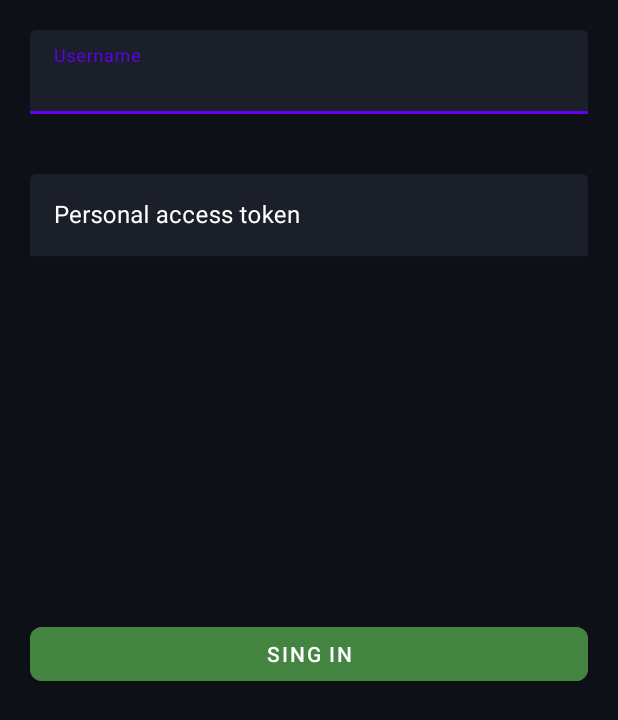
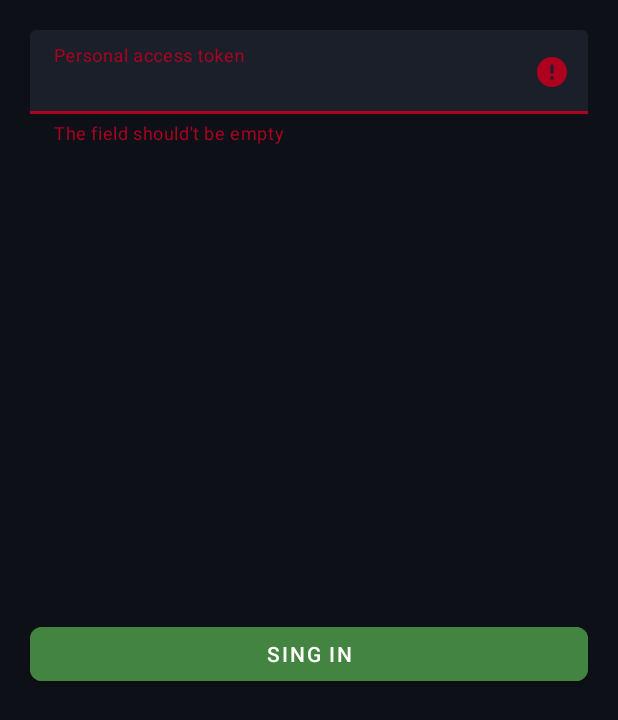
Before and after one commit to Pogchamb/github_integration_proj, an Android app: the screen it shows after launch (MainActivity), after a tap on "SING IN", on a phone screen of 412 x 824 dp, the part 516-1236 px from its top. Run offline under Robolectric (Android 15) with nearby library versions, the phone set to English and light mode, and no system bars; our stand-ins replace Dagger/Hilt's generated code; 2 statements that could not run were skipped.

Commit message:
add error handling and rewrite auth methods without username

```diff
--- a/app/src/main/java/pa/chan/github_integration_proj/features/auth/data/AuthApi.kt
+++ b/app/src/main/java/pa/chan/github_integration_proj/features/auth/data/AuthApi.kt
@@ -7,5 +7,5 @@ import retrofit2.http.Header
 
 interface AuthApi {
     @GET(value = "/user")
-    suspend fun getUserDetails(@Header("Authorization") credentials: String): AuthUserDetailsDto
+    suspend fun getUserDetails(@Header("Authorization") credential: String): AuthUserDetailsDto
 }
--- a/app/src/main/java/pa/chan/github_integration_proj/features/auth/data/AuthRemoteDataSource.kt
+++ b/app/src/main/java/pa/chan/github_integration_proj/features/auth/data/AuthRemoteDataSource.kt
@@ -1,14 +1,17 @@
 package pa.chan.github_integration_proj.features.auth.data
 
-import okhttp3.Credentials
+import okio.ByteString.Companion.encode
 import pa.chan.github_integration_proj.features.auth.data.dto.AuthUserDetailsDto
+import java.nio.charset.Charset
 import javax.inject.Inject
+import kotlin.text.Charsets.ISO_8859_1
 
 class AuthRemoteDataSource @Inject constructor(
     private val authApi: AuthApi
 ) {
-    suspend fun getUserDetails(username:String, token: String): AuthUserDetailsDto {
-        val credentials = Credentials.basic(username, token)
-        return authApi.getUserDetails(credentials)
+    suspend fun getUserDetails(token: String): AuthUserDetailsDto {
+        val charset: Charset = ISO_8859_1
+        val credential = "Basic ${token.encode(charset).base64()}"
+        return authApi.getUserDetails(credential)
     }
 }
--- a/app/src/main/java/pa/chan/github_integration_proj/features/auth/data/AuthRepositoryImpl.kt
+++ b/app/src/main/java/pa/chan/github_integration_proj/features/auth/data/AuthRepositoryImpl.kt
@@ -4,6 +4,7 @@ import pa.chan.github_integration_proj.features.auth.data.extension.toModel
 import pa.chan.github_integration_proj.features.auth.domain.AuthRepository
 import pa.chan.github_integration_proj.features.auth.domain.model.UserModel
 import retrofit2.HttpException
+import java.net.UnknownHostException
 import javax.inject.Inject
 
 
@@ -11,21 +12,22 @@ class AuthRepositoryImpl @Inject constructor(
     private val authRemoteDataSource: AuthRemoteDataSource,
     private val authPrefDataSource: AuthPrefDataSource
 ) : AuthRepository {
-    override suspend fun getUserDetails(username: String, token: String): UserModel {
-        return try {
-            if (authPrefDataSource.getUserToken().isNullOrEmpty()) {
-                val user = authRemoteDataSource.getUserDetails(username, token)
+    override suspend fun getUserDetails(token: String): UserModel {
+        try {
+            return if (authPrefDataSource.getUserToken().isNullOrEmpty()) {
+                val user = authRemoteDataSource.getUserDetails(token)
                 authPrefDataSource.setUserToken(token)
-                authPrefDataSource.setUserName(username)
                 user.toModel()
             } else {
                 authRemoteDataSource.getUserDetails(
-                    authPrefDataSource.getUserName().orEmpty(),
                     authPrefDataSource.getUserToken().orEmpty()
                 ).toModel()
             }
         } catch (e: HttpException) {
             throw e
+        } catch (e: UnknownHostException) {
+            throw e
         }
+
     }
 }
--- a/app/src/main/java/pa/chan/github_integration_proj/features/auth/domain/AuthRepository.kt
+++ b/app/src/main/java/pa/chan/github_integration_proj/features/auth/domain/AuthRepository.kt
@@ -3,5 +3,5 @@ package pa.chan.github_integration_proj.features.auth.domain
 import pa.chan.github_integration_proj.features.auth.domain.model.UserModel
 
 interface AuthRepository {
-    suspend fun getUserDetails(username: String, token: String): UserModel
+    suspend fun getUserDetails(token: String): UserModel
 }
--- a/app/src/main/java/pa/chan/github_integration_proj/features/auth/domain/AuthenticationUseCase.kt
+++ b/app/src/main/java/pa/chan/github_integration_proj/features/auth/domain/AuthenticationUseCase.kt
@@ -6,7 +6,7 @@ import javax.inject.Inject
 class AuthenticationUseCase @Inject constructor(
     private val authRepository: AuthRepository
 ) {
-    suspend operator fun invoke(username: String, token: String): UserModel {
-        return authRepository.getUserDetails(username, token)
+    suspend operator fun invoke(token: String): UserModel {
+        return authRepository.getUserDetails(token)
     }
 }
--- a/app/src/main/java/pa/chan/github_integration_proj/features/auth/presentation/AuthFragment.kt
+++ b/app/src/main/java/pa/chan/github_integration_proj/features/auth/presentation/AuthFragment.kt
@@ -4,9 +4,11 @@ import android.os.Bundle
 import android.view.LayoutInflater
 import android.view.View
 import android.view.ViewGroup
+import androidx.core.widget.addTextChangedListener
 import androidx.fragment.app.Fragment
 import androidx.fragment.app.viewModels
 import com.google.android.material.button.MaterialButton
+import com.google.android.material.snackbar.Snackbar
 import com.google.android.material.textfield.TextInputEditText
 import com.google.android.material.textfield.TextInputLayout
 import dagger.hilt.android.AndroidEntryPoint
@@ -17,8 +19,6 @@ import pa.chan.githubintagrationproj.R
 class AuthFragment : Fragment() {
     private lateinit var tokenInputLayout: TextInputLayout
     private lateinit var tokenEditText: TextInputEditText
-    private lateinit var usernameInputLayout: TextInputLayout
-    private lateinit var usernameEditText: TextInputEditText
     private lateinit var authButton: MaterialButton
     private val viewModel: AuthViewModel by viewModels()
 
@@ -31,20 +31,50 @@ class AuthFragment : Fragment() {
     }
 
     override fun onViewCreated(view: View, savedInstanceState: Bundle?) {
-
         authButton = view.findViewById(R.id.authButton)
-        usernameEditText = view.findViewById(R.id.usernameEditText)
-        usernameInputLayout = view.findViewById(R.id.usernameInputLayout)
         tokenEditText = view.findViewById(R.id.tokenEditText)
         tokenInputLayout = view.findViewById(R.id.tokenInputLayout)
 
+        viewModel.errorLiveData.observe(viewLifecycleOwner) { customError: CustomError ->
+            when (customError) {
+                CustomError.CUSTOM_HTTP_EXCEPTION -> {
+                    tokenInputLayout.isErrorEnabled = true
+                    tokenInputLayout.error = getString(R.string.CUSTOM_HTTP_EXCEPTION)
 
+                }
+                CustomError.CUSTOM_UNKNOWN_HOST_EXCEPTION -> {}
+            }
+
+            val snackBar =
+                Snackbar.make(view, customError.message, Snackbar.LENGTH_INDEFINITE)
+                    .setAction(getString(R.string.errorBtn)) {}
+
+            snackBar.show()
+        }
+
+        tokenEditText.addTextChangedListener {
+            if (tokenInputLayout.isErrorEnabled) {
+                tokenInputLayout.isErrorEnabled = false
+            }
+
+            if (tokenEditText.text.isNullOrEmpty()) {
+                tokenInputLayout.isErrorEnabled = true
+                tokenInputLayout.error = getString(R.string.emptyStr)
+            }
+        }
 
         authButton.setOnClickListener {
             val token: String = tokenEditText.text.toString()
-            val username: String = usernameEditText.text.toString()
-            viewModel.fetchUser(username, token)
+
+            when {
+                token.isEmpty() -> {
+                    tokenInputLayout.isErrorEnabled = true
+                    tokenInputLayout.error = getString(R.string.emptyStr)
+                }
+                else -> {
+                    viewModel.fetchUser(token)
+                }
+            }
         }
-
     }
 }
--- a/app/src/main/java/pa/chan/github_integration_proj/features/auth/presentation/AuthViewModel.kt
+++ b/app/src/main/java/pa/chan/github_integration_proj/features/auth/presentation/AuthViewModel.kt
@@ -8,6 +8,8 @@ import dagger.hilt.android.lifecycle.HiltViewModel
 import kotlinx.coroutines.launch
 import pa.chan.github_integration_proj.features.auth.domain.AuthenticationUseCase
 import pa.chan.github_integration_proj.features.auth.domain.model.UserModel
+import retrofit2.HttpException
+import java.net.UnknownHostException
 import javax.inject.Inject
 
 @HiltViewModel
@@ -19,9 +21,21 @@ class AuthViewModel @Inject constructor(
     val userLiveData: LiveData<UserModel?>
         get() = _userLiveData
 
-    fun fetchUser(username: String ,token: String) {
+    private val _errorLiveData: MutableLiveData<CustomError> = MutableLiveData()
+    val errorLiveData: LiveData<CustomError>
+        get() = _errorLiveData
+
+    fun fetchUser(token: String) {
         viewModelScope.launch {
-            _userLiveData.postValue(authenticationUseCase(username ,token))
+            try {
+                _userLiveData.postValue(authenticationUseCase(token))
+            } catch (e: HttpException) {
+                when(e.code()) {
+                    401 -> _errorLiveData.postValue(CustomError.CUSTOM_HTTP_EXCEPTION)
+                }
+            } catch (e: UnknownHostException) {
+                _errorLiveData.postValue(CustomError.CUSTOM_UNKNOWN_HOST_EXCEPTION)
+            }
         }
     }
 
--- a/app/src/main/res/layout/fragment_auth.xml
+++ b/app/src/main/res/layout/fragment_auth.xml
@@ -16,33 +16,10 @@
     </ImageView>
 
     <com.google.android.material.textfield.TextInputLayout
-        android:id="@+id/usernameInputLayout"
+        android:id="@+id/tokenInputLayout"
         android:layout_width="match_parent"
         android:layout_height="wrap_content"
         app:layout_constraintTop_toBottomOf="@+id/authLogo"
-        app:layout_constraintStart_toStartOf="parent"
-        app:layout_constraintEnd_toEndOf="parent"
-        android:hint="@string/username"
-        android:textColor="@color/white"
-        android:textColorHint="@color/white"
-        android:padding="20dp">
-
-        <com.google.android.material.textfield.TextInputEditText
-            android:id="@+id/usernameEditText"
-            android:layout_width="match_parent"
-            android:layout_height="match_parent"
-            android:backgroundTint="@color/input_bar"
-            android:textColor="@color/white"
-            />
-
-    </com.google.android.material.textfield.TextInputLayout>
-
-
-    <com.google.android.material.textfield.TextInputLayout
-        android:id="@+id/tokenInputLayout"
-        android:layout_width="match_parent"
-        android:layout_height="wrap_content"
-        app:layout_constraintTop_toBottomOf="@+id/usernameInputLayout"
         app:layout_constraintStart_toStartOf="parent"
         app:layout_constraintEnd_toEndOf="parent"
         android:hint="@string/access_token"
--- a/app/src/main/res/values/strings.xml
+++ b/app/src/main/res/values/strings.xml
@@ -6,6 +6,10 @@
     <string name="username">Username</string>
     <string name="sing_in">Sing in</string>
 
-    <string name="userNamePref">UserName</string>
     <string name="userTokenPref">UserToken</string>
+
+    <string name="CUSTOM_HTTP_EXCEPTION">Invalid token</string>
+    <string name="CUSTOM_UNKNOWN_HOST_EXCEPTION">There is no internet connection</string>
+    <string name="errorBtn">Try again</string>
+    <string name="emptyStr">The field should\'t be empty</string>
 </resources>
```
Also changed, not shown: app/src/main/java/pa/chan/github_integration_proj/features/auth/data/AuthPrefDataSource.kt (+0 -10 lines), app/src/main/java/pa/chan/github_integration_proj/features/auth/presentation/CustomError.kt (added, +10 -0 lines).
